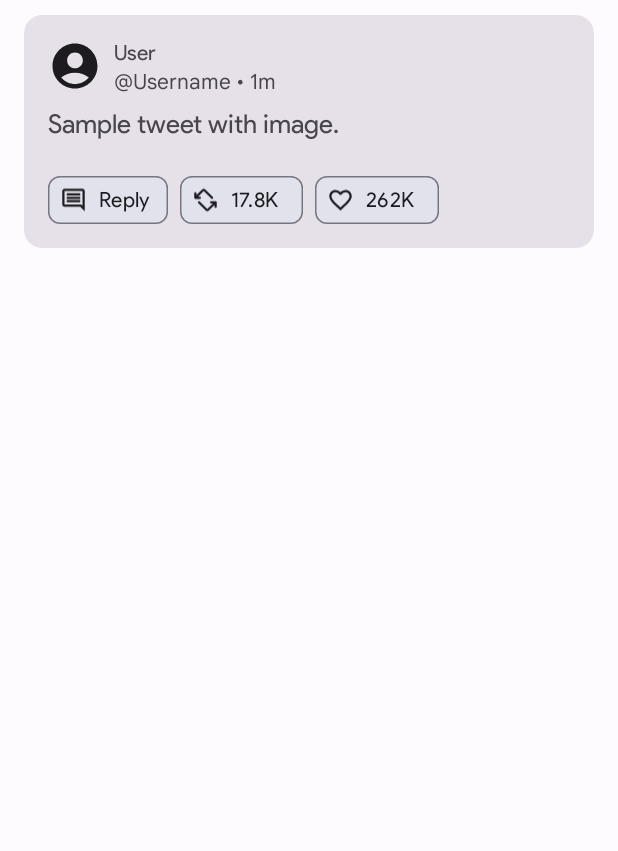
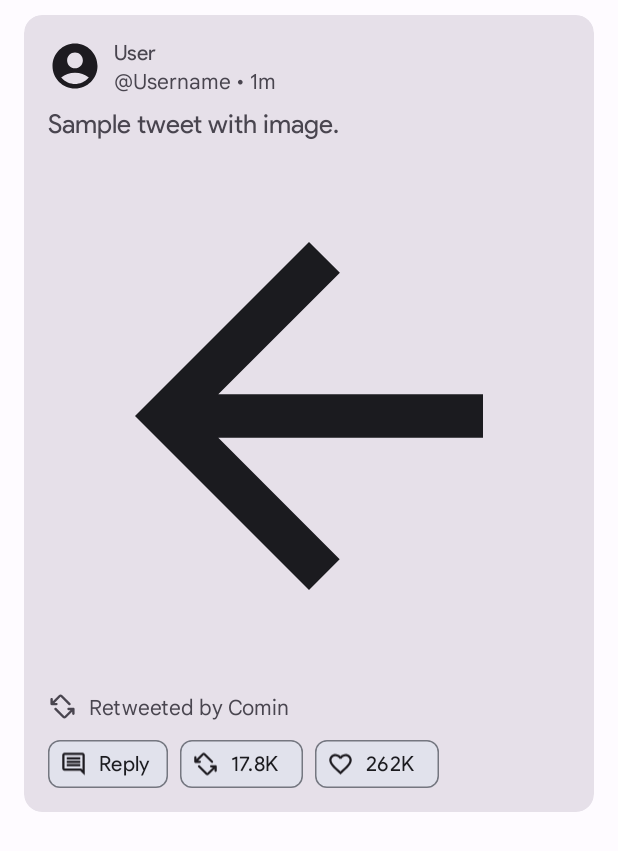
Before and after one commit to CominAtYou/Card, an Android app: the layout tweet_single_image.xml on its own in the app's theme, with its tools: preview values and no code run, on a phone screen of 412 x 824 dp. Shown: the top 851 px of the screen. Run offline under Robolectric (Android 15) with nearby library versions, the phone set to English and light mode, and no system bars.

Commit message:
Add support for Tweets retweeted by others

```diff
--- a/app/src/main/res/layout/tweet_single_image.xml
+++ b/app/src/main/res/layout/tweet_single_image.xml
@@ -91,6 +91,7 @@
             android:foreground="@drawable/image_view_ripple"
             android:layout_marginTop="10dp"
             android:id="@+id/tweet_media"
+            tools:src="@drawable/ic_back_dynamictint_24"
             android:clickable="true"
             android:layout_height="wrap_content"
             android:layout_width="match_parent"
@@ -100,13 +101,43 @@
             app:layout_constraintStart_toStartOf="parent"
             app:layout_constraintTop_toBottomOf="@id/tweet_text_content"/>
 
+        <LinearLayout
+            android:layout_marginTop="10dp"
+            android:id="@+id/tweet_action"
+            android:layout_width="wrap_content"
+            android:layout_height="wrap_content"
+            android:fontFamily="@font/ps_regular"
+            app:layout_constraintStart_toStartOf="parent"
+            app:layout_constraintTop_toBottomOf="@id/tweet_media"
+            android:clickable="true"
+            android:background="?attr/selectableItemBackground"
+            android:orientation="horizontal">
+
+            <ImageView
+                android:layout_width="19dp"
+                android:layout_height="19dp"
+                android:importantForAccessibility="no"
+                android:src="@drawable/ic_rotation_24"
+                android:id="@+id/tweet_action_icon"
+                app:tint="?android:textColorSecondary" />
+
+            <TextView
+                android:layout_width="wrap_content"
+                android:layout_height="wrap_content"
+                android:fontFamily="@font/gs_text_regular"
+                android:id="@+id/tweet_action_label"
+                tools:text="Retweeted by Comin"
+                android:layout_marginStart="8dp"/>
+
+        </LinearLayout>
+
         <com.google.android.material.chip.ChipGroup
             android:layout_width="match_parent"
             android:layout_height="wrap_content"
             android:id="@+id/tweet_actions_chip_group"
             app:layout_constraintStart_toStartOf="parent"
-            android:layout_marginTop="6dp"
-            app:layout_constraintTop_toBottomOf="@id/tweet_media">
+            android:layout_marginTop="4dp"
+            app:layout_constraintTop_toBottomOf="@id/tweet_action">
 
             <com.google.android.material.chip.Chip
                 android:id="@+id/tweet_reply_chip"
--- a/app/src/main/res/values/strings.xml
+++ b/app/src/main/res/values/strings.xml
@@ -24,4 +24,5 @@
     <string name="bottom_sheet_reply_edit_text_hint">Reply</string>
     <string name="bottom_sheet_reply_cancel_button_label">Cancel</string>
     <string name="bottom_sheet_reply_reply_button_label">Reply</string>
+    <string name="tweet_retweeted_by_label">Retweeted by %1$s</string>
 </resources>
```
Also changed, not shown: app/src/main/java/com/cominatyou/card/ProfileActivity.java (+15 -0 lines), app/src/main/java/com/cominatyou/card/adapters/TimelineAdapter.java (+43 -7 lines), app/src/main/java/com/cominatyou/card/data/Tweet.java (+15 -0 lines), app/src/main/res/layout/tweet_text_only.xml (+31 -1 lines).
